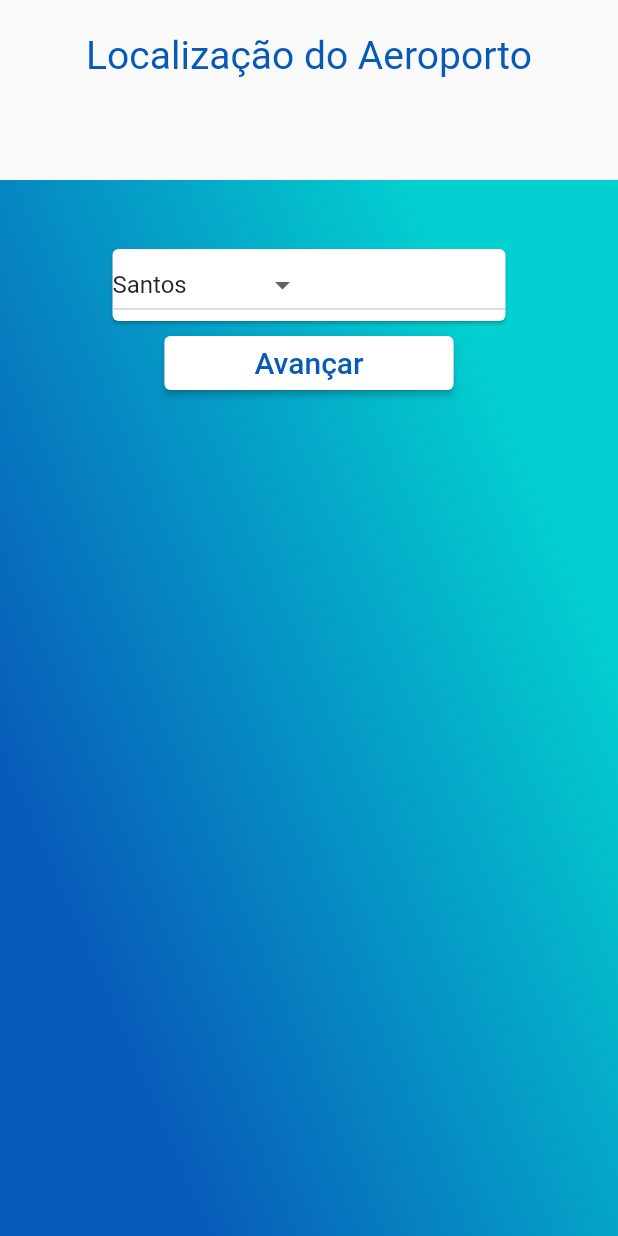
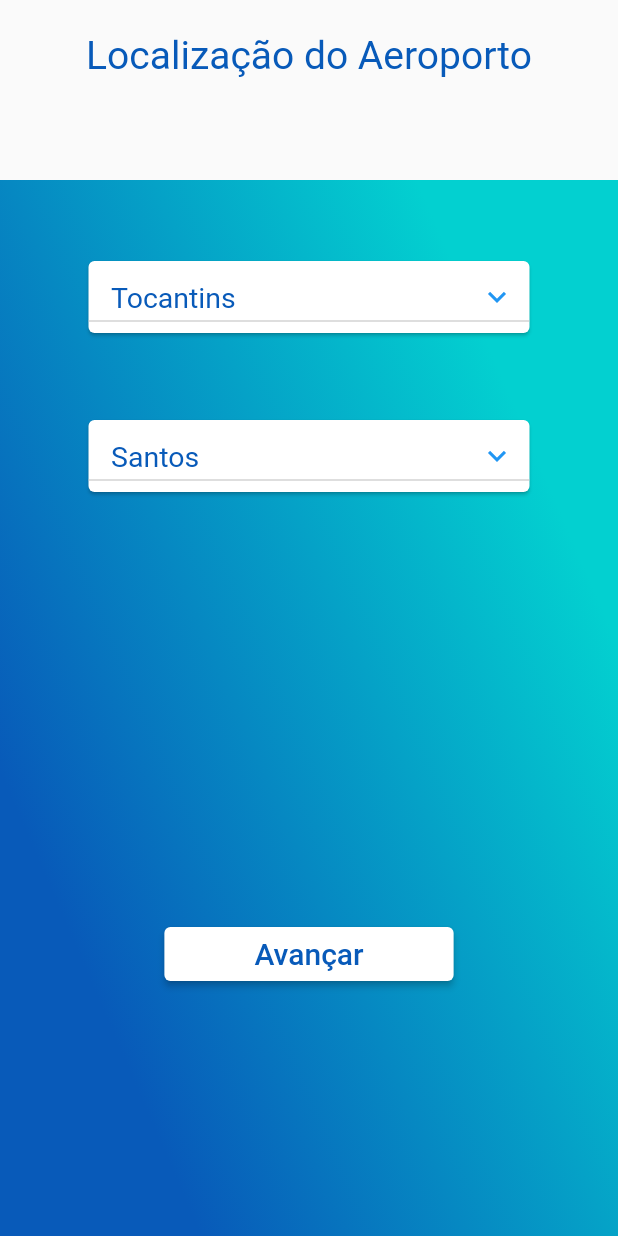
Before and after one commit to victor-lustosa/Infraero-Flutter, a Flutter app: the screen it shows after launch, after a tap on "Avançar", on a phone screen of 412 x 824 dp. Run offline on Flutter 3.47's test engine with Material 2 defaults, Android fonts, the light colour scheme and no system bars; our stand-ins replace google_fonts; Roboto replaces fonts that are missing (Ramabhadra).

Commit message:
dropdown funcionando mas com problema

```diff
--- a/lib/models/infraero.dart
+++ b/lib/models/infraero.dart
@@ -57,7 +57,7 @@ class Infraero {
     return aero;
   }
 
-  List<Aeroporto>? getAeroportoPorEstado(String estado) {
+  void aeroportoPorEstado(String estado) {
     Aeroporto? aero;
     for (int i = 0; i < getAeroportos.length; i++) {
       if (getAeroportos[i].getEstado == estado) {
@@ -65,10 +65,10 @@ class Infraero {
         vetAeroportosEstado.add(aero);
       }
     }
-    return vetAeroportosEstado;
+    print(vetAeroportosEstado.toString());
   }
 
-  List<Aeroporto>? getAeroportoPorCidadeEEstado(String cidade) {
+  void getAeroportoPorCidadeEEstado(String cidade) {
     Aeroporto? aero;
     for (int i = 0; i < getAeroportosPorEstado.length; i++) {
       if (getAeroportosPorEstado[i].getCidade == cidade) {
@@ -76,7 +76,7 @@ class Infraero {
         vetAeroportosCidadeEstado.add(aero);
       }
     }
-    return vetAeroportosCidadeEstado;
+    print(vetAeroportosCidadeEstado.toString());
   }
 
   toStringAeroportoPorNome(String nome) {
@@ -131,6 +131,7 @@ class Infraero {
     }
     return variavel;
   }
+
   List<Aeroporto> get getAeroportosPorCidadeEstado => vetAeroportosCidadeEstado;
   List<Aeroporto> get getAeroportosPorEstado => vetAeroportosEstado;
   List<Aeroporto> get getAeroportos => vetAeroportos;
--- a/lib/pages/aeroporto/home_aeroporto.dart
+++ b/lib/pages/aeroporto/home_aeroporto.dart
@@ -7,6 +7,8 @@ import 'package:infraero/pages/aeroporto/lista_aeroportos.dart';
 import 'package:infraero/pages/config/app_gradient.dart';
 import 'package:infraero/pages/config/app_text_styles.dart';
 import 'package:infraero/models/aeroporto.dart';
+import 'package:infraero/pages/widgets/dropdown/dropdown_cidade.dart';
+import 'package:infraero/pages/widgets/dropdown/dropdown_estado.dart';
 
 
 class HomeAeroporto extends StatefulWidget {
@@ -20,18 +22,22 @@ class _HomeAeroportoState extends State<HomeAeroporto>{
   GestorCompanhias gestComp = new GestorCompanhias();
   Aeroporto aeroporto = new Aeroporto();
   Voo voo = new Voo();
-  String? valor ='';
+  String? valorEstado ='';
+  String? valorCidade ='';
   void carregaDados(){
     // Companhia? comp1 = Companhia.with_parameters("Fly Emirates", 09786);
     // Companhia? comp2 = Companhia.with_parameters("GOL", 08769);
     // gestComp.insereCompanhia(comp1);
     // gestComp.insereCompanhia(comp2);
     // infra.insereAeroporto();
-    infra.insereAeroporto(Aeroporto.with_parameters("Campo de Marte","5453345", "palmas","brasil","34343"));
+    infra.insereAeroporto(Aeroporto.with_parameters("Campo de Marte","5453345", "Palmas","Tocantins","34343"));
     infra.insereAeroporto(Aeroporto.with_parameters("Campinas/Viracopos","343234", "palmas","brasil","34545"));
   }
+  carregandoListaEstado(){
+
+  }
   void avancar(BuildContext context){
-    Navigator.push(context, MaterialPageRoute(builder: (context) => ListaAeroportos(aeroporto: infra.vetAeroportos)));
+    Navigator.push(context, MaterialPageRoute(builder: (context) => ListaAeroportos(aeroporto: infra.vetAeroportosCidadeEstado)));
   }
   @override
   Widget build (BuildContext context) {
@@ -59,16 +65,22 @@ class _HomeAeroportoState extends State<HomeAeroporto>{
                   decoration: BoxDecoration(gradient: AppGradients.linear),
                   child: Column(
                       children: <Widget> [
-                        Padding(padding: EdgeInsets.only(top: 42)),
-                        SingleChildScrollView(
-                            child:DropDown(
-                              callback: (String cidade){
+                        Padding(padding: EdgeInsets.only(top: 50)),
+                        DropDownEstado(
+                              callback: (String estado){
                                 setState((){
-                                  valor = cidade;
+                                  infra.aeroportoPorEstado(estado);
                                 });
                               },
-                            )
-                        ),
+                            ),
+                        Padding(padding: EdgeInsets.only(top: 50)),
+                        DropDownCidade(
+                          callback: (String cidade){
+                            setState((){
+                              infra.getAeroportoPorCidadeEEstado(cidade);
+                            });
+                          },
+                        ),Padding(padding: EdgeInsets.only(top: 280)),
                         Row(children: <Widget> [
                           ElevatedButton(
                               onPressed: (){
@@ -91,47 +103,3 @@ class _HomeAeroportoState extends State<HomeAeroporto>{
     );
   }
 }
-class DropDown extends StatefulWidget {
-  DropDown({required this.callback});
-  final Function(String) callback;
-  @override
-  _DropDownState createState() => _DropDownState();
-}
-class _DropDownState extends State<DropDown> {
-
-   String _item_selecionado= "";
-   setItemSelecionado(String item_selecionado) => _item_selecionado = item_selecionado;
-  String nomeCidade="";
-  var _cidades =['Santos','Porto Alegre','Campinas','Rio de Janeiro'];
-  var _itemSelecionado = 'Santos';
-
-  @override
-  Widget build(BuildContext context) {
-    return  Container(
-        width:270,
-        child:Card(child:DropdownButton<String>(
-            items : _cidades.map((String dropDownStringItem) {
-              return DropdownMenuItem<String>(
-                value: dropDownStringItem,
-                child: Text(dropDownStringItem),
-              );
-            }).toList(),
-            onChanged: ( String? novoItemSelecionado) {
-              _dropDownItemSelected(novoItemSelecionado!);
-              setState(() {
-                this._itemSelecionado =  novoItemSelecionado;
-              });
-            },
-            value: _itemSelecionado
-        )
-        )
-        );
-  }
-
-  void _dropDownItemSelected(String novoItem){
-    setState(() {
-      this._itemSelecionado = novoItem;
-      widget.callback( this._itemSelecionado);
-    });
-  }
-}
--- a/lib/pages/config/app_text_styles.dart
+++ b/lib/pages/config/app_text_styles.dart
@@ -19,6 +19,11 @@ class AppTextStyles {
     fontSize: 26,
     // fontWeight: FontWeight.w600,
   );
+  static final TextStyle dropDown = GoogleFonts.ramabhadra(
+    color: AppColors.blue,
+    fontSize: 19,
+    // fontWeight: FontWeight.w600,
+  );
   static final TextStyle button = GoogleFonts.ramabhadra(
     color: AppColors.blue,
     fontSize: 20,
--- /dev/null
+++ b/lib/pages/widgets/dropdown/dropdown_cidade.dart
@@ -0,0 +1,55 @@
+import 'package:flutter/material.dart';
+import 'package:infraero/pages/config/app_colors.dart';
+import 'package:infraero/pages/config/app_text_styles.dart';
+class DropDownCidade extends StatefulWidget {
+  DropDownCidade({required this.callback});
+  final Function(String) callback;
+  @override
+  _DropDownCidadeState createState() => _DropDownCidadeState();
+}
+class _DropDownCidadeState extends State<DropDownCidade> {
+
+  String _item_selecionado= "";
+  setItemSelecionado(String item_selecionado) => _item_selecionado = item_selecionado;
+  String nomeCidade="";
+  List<String> Cidades = ['Santos','Porto Alegre','Palmas','Rio de Janeiro'];
+  var _itemSelecionado = 'Santos';
+
+  @override
+  Widget build(BuildContext context) {
+    return Card(
+            child:DropdownButton<String>(
+                style: TextStyle(color: AppColors.blue),
+                icon: RotatedBox(
+                    quarterTurns: 1,
+                    child:Padding(padding: EdgeInsets.only(top: 10),
+                    child:Icon(Icons.chevron_right, color: Colors.blue))
+                ),
+                items : Cidades.map((String dropDownStringItem) {
+                  return DropdownMenuItem<String>(
+                      value: dropDownStringItem,
+                      child:Container(
+                          width:260,
+                          child: Padding(padding: EdgeInsets.only(left: 15),
+                  child:Text(dropDownStringItem,style: AppTextStyles.dropDown,))
+
+                      ));}).toList(),
+                onChanged: ( String? novoItemSelecionado) {
+                  _dropDownItemSelected(novoItemSelecionado!);
+                  setState(() {
+                    this._itemSelecionado =  novoItemSelecionado;
+                  });
+                },
+                value: _itemSelecionado
+            )
+
+    );
+  }
+
+  void _dropDownItemSelected(String novoItem){
+    setState(() {
+      this._itemSelecionado = novoItem;
+      widget.callback( this._itemSelecionado);
+    });
+  }
+}
--- /dev/null
+++ b/lib/pages/widgets/dropdown/dropdown_estado.dart
@@ -0,0 +1,58 @@
+import 'package:flutter/material.dart';
+import 'package:infraero/pages/config/app_colors.dart';
+import 'package:infraero/pages/config/app_text_styles.dart';
+class DropDownEstado extends StatefulWidget {
+  DropDownEstado({required this.callback});
+  final Function(String) callback;
+  @override
+  _DropDownEstadoState createState() => _DropDownEstadoState();
+}
+
+
+class _DropDownEstadoState extends State<DropDownEstado> {
+
+  String _item_selecionado= "";
+  setItemSelecionado(String item_selecionado) => _item_selecionado = item_selecionado;
+  String nomeEstado="";
+
+  List<String> Estados = ['Tocantins','Sao paulo','brasilia','Rio de Janeiro'];
+  var _itemSelecionado = 'Tocantins';
+
+  @override
+  Widget build(BuildContext context) {
+    return Card(
+        child:DropdownButton<String>(
+            style: TextStyle(color: AppColors.blue),
+            icon: RotatedBox(
+                quarterTurns: 1,
+                child:Padding(padding: EdgeInsets.only(top: 10),
+                    child:Icon(Icons.chevron_right, color: Colors.blue))
+            ),
+            items : Estados.map((String dropDownStringItem) {
+              return DropdownMenuItem<String>(
+                  value: dropDownStringItem,
+                  child:Container(
+                      width:260,
+                      child: Padding(padding: EdgeInsets.only(left: 15),
+                          child:Text(dropDownStringItem,style: AppTextStyles.dropDown,))
+
+                  ));}).toList(),
+            onChanged: ( String? novoItemSelecionado) {
+              _dropDownItemSelected(novoItemSelecionado!);
+              setState(() {
+                this._itemSelecionado =  novoItemSelecionado;
+              });
+            },
+            value: _itemSelecionado
+        )
+
+    );
+  }
+
+  void _dropDownItemSelected(String novoItem){
+    setState(() {
+      this._itemSelecionado = novoItem;
+      widget.callback( this._itemSelecionado);
+    });
+  }
+}
```
Also changed, not shown: pubspec.lock.
